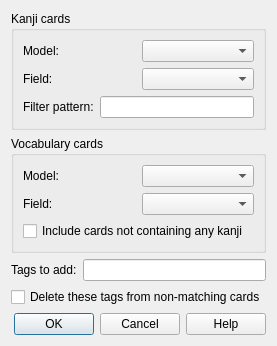
fbriere/anki-kanjivocab, file kanjivocab/dialog.ui: the form before one commit.
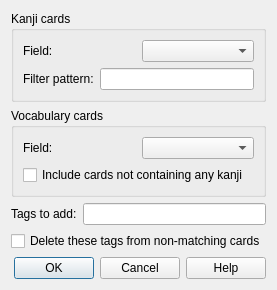
The form after the commit.

Commit message:
Ditch the model restriction, and only ask for a field
This brings us more in line with other Anki dialogs, like "Find
Duplicates" and "Find and Replace".

```diff
--- a/kanjivocab/dialog.ui
+++ b/kanjivocab/dialog.ui
@@ -15,26 +15,6 @@
       <string>Kanji cards</string>
      </property>
      <layout class="QVBoxLayout" name="verticalLayout_6">
-      <item>
-       <layout class="QHBoxLayout" name="kanjiModelLayout">
-        <item>
-         <widget class="QLabel" name="kanjiModelLabel">
-          <property name="font">
-           <font>
-            <weight>50</weight>
-            <bold>false</bold>
-           </font>
-          </property>
-          <property name="text">
-           <string>Model:</string>
-          </property>
-         </widget>
-        </item>
-        <item>
-         <widget class="QComboBox" name="kanjiModelCombo"/>
-        </item>
-       </layout>
-      </item>
       <item>
        <layout class="QHBoxLayout" name="kanjiFieldLayout">
         <item>
@@ -84,26 +64,6 @@
       <string>Vocabulary cards</string>
      </property>
      <layout class="QVBoxLayout" name="verticalLayout_2">
-      <item>
-       <layout class="QHBoxLayout" name="vocabModelLayout">
-        <item>
-         <widget class="QLabel" name="vocabModelLabel">
-          <property name="font">
-           <font>
-            <weight>50</weight>
-            <bold>false</bold>
-           </font>
-          </property>
-          <property name="text">
-           <string>Model:</string>
-          </property>
-         </widget>
-        </item>
-        <item>
-         <widget class="QComboBox" name="vocabModelCombo"/>
-        </item>
-       </layout>
-      </item>
       <item>
        <layout class="QHBoxLayout" name="vocabFieldLayout">
         <item>
```
The commit also changes 6 other files.
